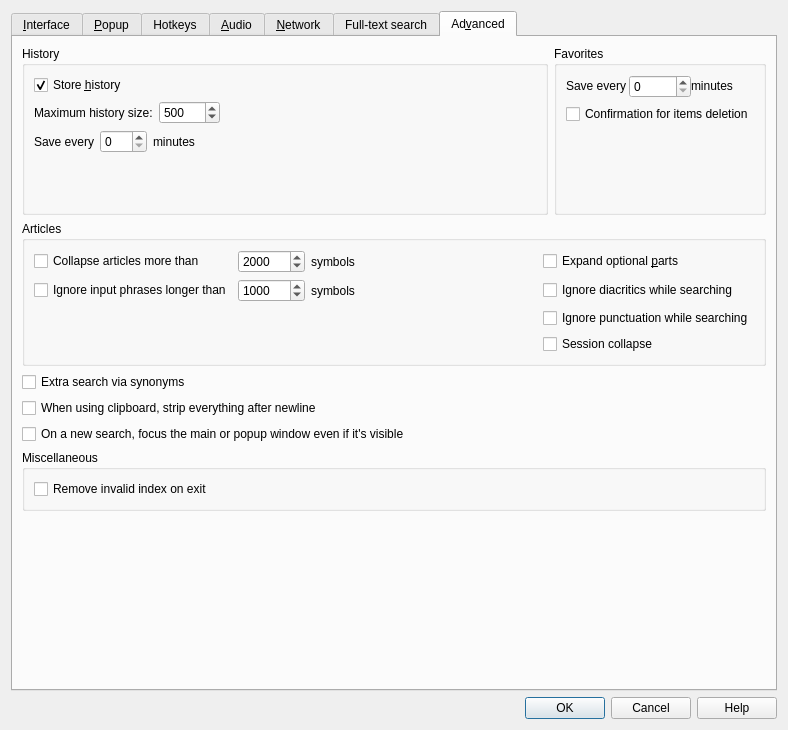
Qt form src/ui/preferences.ui (xiaoyifang/goldendict-ng) before a commit.
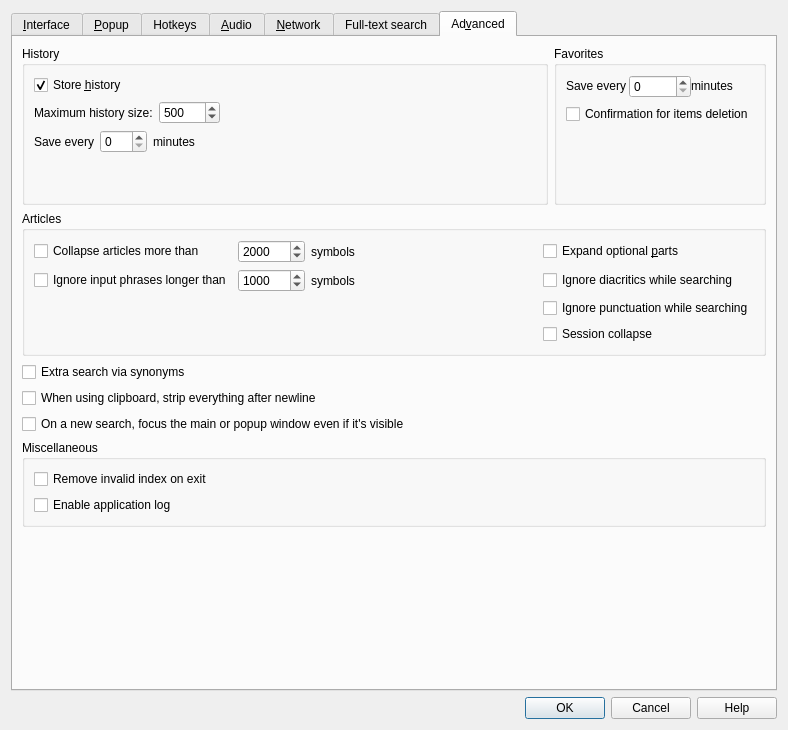
The same form after that commit. The open tabs and pages were chosen to show the change. Icons and pictures are not drawn. Custom widgets are drawn as their Qt base class.

Commit message: feat:add an option to enable log through the preference

What changed in the file:
```diff
--- a/src/ui/preferences.ui
+++ b/src/ui/preferences.ui
@@ -1935,6 +1935,13 @@
             </property>
            </widget>
           </item>
+          <item>
+           <widget class="QCheckBox" name="enableApplicationLog">
+            <property name="text">
+             <string>Enable application log</string>
+            </property>
+           </widget>
+          </item>
          </layout>
         </widget>
        </item>
```
The commit also changes 4 other files.
